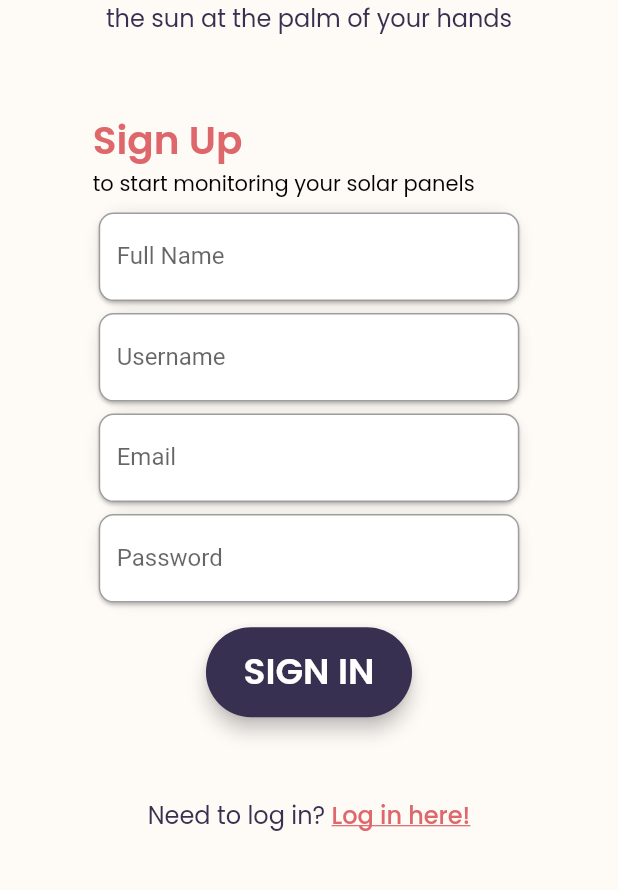
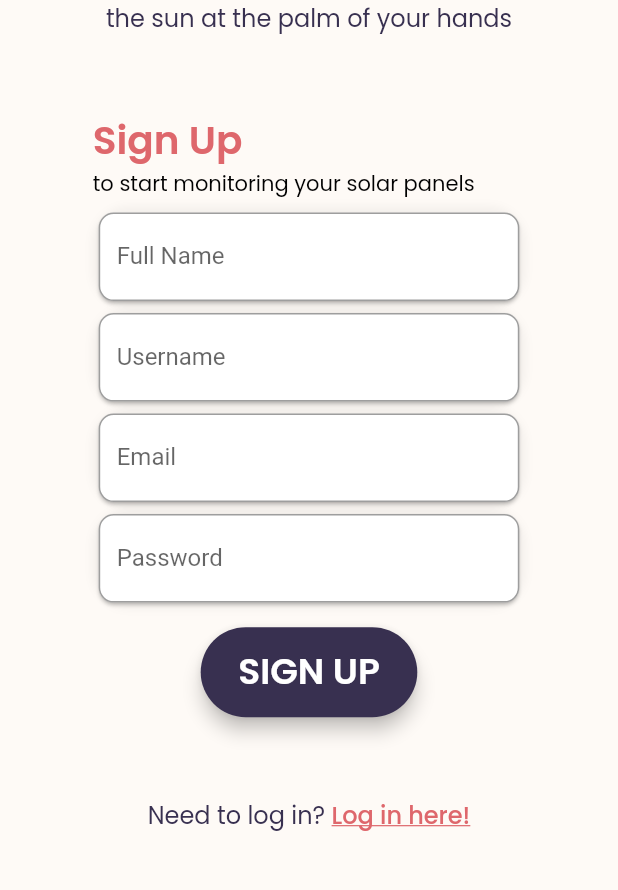
Before and after one commit to solaris-senior-design/solaris-mobile-app, a Flutter app: the SignInScreen screen opened directly, on a phone screen of 412 x 824 dp, the part 124-1014 px from its top. Run offline on Flutter 3.47's test engine with Material 2 defaults, Android fonts, the phone set to English and light mode, and no system bars; our stand-ins replace fl_chart, flutter_svg; project files that could hold a hidden picture were left out.

Commit message:
split log in and sign up button

```diff
--- a/lib/screens/log_in_screen.dart
+++ b/lib/screens/log_in_screen.dart
@@ -1,9 +1,9 @@
 import 'package:flutter/gestures.dart';
 import 'package:flutter/material.dart';
-import 'package:solaris_mobile_app/screens/sign_in_screen.dart';
+import 'package:solaris_mobile_app/screens/sign_up_screen.dart';
 import 'package:solaris_mobile_app/utils/constants.dart';
 import 'package:solaris_mobile_app/widgets/input_text_field.dart';
-import 'package:solaris_mobile_app/widgets/log_sign_in_button.dart';
+import 'package:solaris_mobile_app/widgets/log_in_button.dart';
 
 class LogInScreen extends StatefulWidget {
   const LogInScreen({Key? key}) : super(key: key);
@@ -96,8 +96,7 @@ class _LogInScreenState extends State<LogInScreen> {
                                 bottom:
                                     MediaQuery.of(context).size.width * 0.03,
                               ),
-                              child:
-                                  const LogInSignInButton(buttonText: "LOG IN"),
+                              child: const LogInButton(),
                             ),
                           ],
                         ),
--- a/lib/screens/sign_in_screen.dart
+++ b/lib/screens/sign_up_screen.dart
@@ -3,7 +3,7 @@ import 'package:flutter/material.dart';
 import 'package:solaris_mobile_app/screens/log_in_screen.dart';
 import 'package:solaris_mobile_app/utils/constants.dart';
 import 'package:solaris_mobile_app/widgets/input_text_field.dart';
-import 'package:solaris_mobile_app/widgets/log_sign_in_button.dart';
+import 'package:solaris_mobile_app/widgets/sign_up_button.dart';
 
 class SignInScreen extends StatefulWidget {
   const SignInScreen({Key? key}) : super(key: key);
@@ -96,8 +96,7 @@ class _SignInScreenState extends State<SignInScreen> {
                                 bottom:
                                     MediaQuery.of(context).size.width * 0.03,
                               ),
-                              child: const LogInSignInButton(
-                                  buttonText: "SIGN IN"),
+                              child: const SignUpButton(),
                             ),
                           ],
                         ),
--- a/lib/widgets/log_sign_in_button.dart
+++ b/lib/widgets/log_in_button.dart
@@ -1,16 +1,14 @@
 import 'package:flutter/material.dart';
 import 'package:solaris_mobile_app/utils/constants.dart';
 
-class LogInSignInButton extends StatefulWidget {
-  final String buttonText;
-  const LogInSignInButton({Key? key, required this.buttonText})
-      : super(key: key);
+class LogInButton extends StatefulWidget {
+  const LogInButton({Key? key}) : super(key: key);
 
   @override
-  State<LogInSignInButton> createState() => _LogInSignInButtonState();
+  State<LogInButton> createState() => _LogInButtonState();
 }
 
-class _LogInSignInButtonState extends State<LogInSignInButton> {
+class _LogInButtonState extends State<LogInButton> {
   @override
   Widget build(BuildContext context) {
     return TextButton(
@@ -23,8 +21,8 @@ class _LogInSignInButtonState extends State<LogInSignInButton> {
           backgroundColor: kThemePrimaryColor,
           shape: RoundedRectangleBorder(
               borderRadius: BorderRadius.circular(30.0))),
-      child: Text(
-        widget.buttonText,
+      child: const Text(
+        "LOG IN",
         style: kGetStartedButtonText,
       ),
     );
--- /dev/null
+++ b/lib/widgets/sign_up_button.dart
@@ -0,0 +1,30 @@
+import 'package:flutter/material.dart';
+import 'package:solaris_mobile_app/utils/constants.dart';
+
+class SignUpButton extends StatefulWidget {
+  const SignUpButton({Key? key}) : super(key: key);
+
+  @override
+  State<SignUpButton> createState() => _SignUpButtonState();
+}
+
+class _SignUpButtonState extends State<SignUpButton> {
+  @override
+  Widget build(BuildContext context) {
+    return TextButton(
+      onPressed: (() async {
+        // api call here
+      }),
+      style: TextButton.styleFrom(
+          elevation: 5.0,
+          padding: const EdgeInsets.fromLTRB(25, 12, 25, 12),
+          backgroundColor: kThemePrimaryColor,
+          shape: RoundedRectangleBorder(
+              borderRadius: BorderRadius.circular(30.0))),
+      child: const Text(
+        "SIGN UP",
+        style: kGetStartedButtonText,
+      ),
+    );
+  }
+}
```
